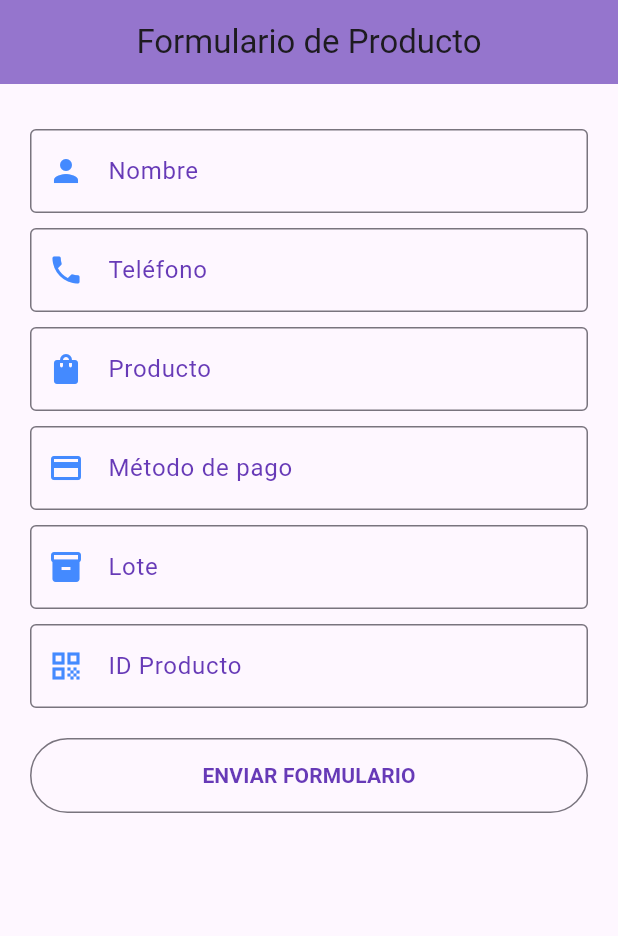
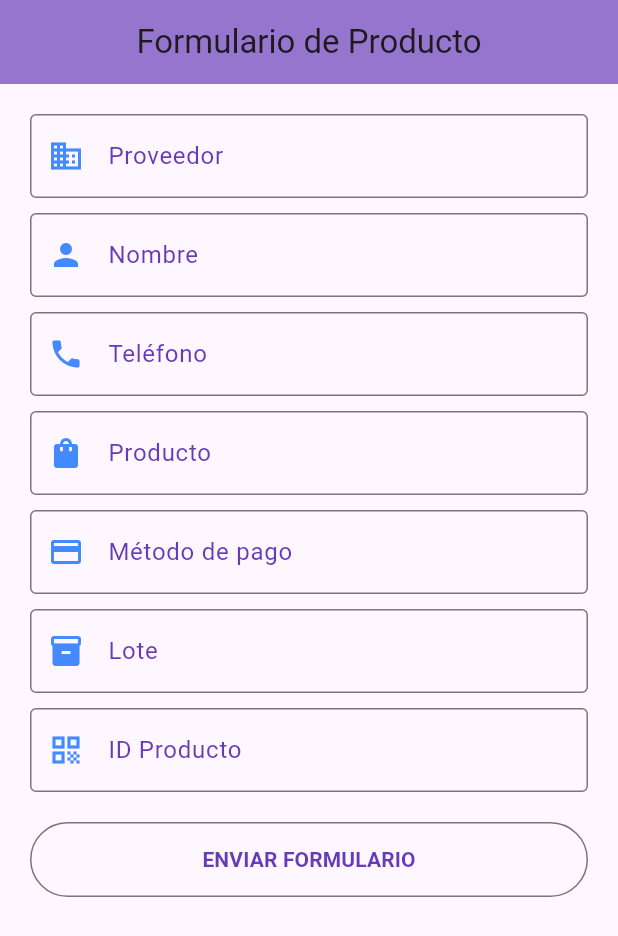
Before and after one commit to AlexisJimenez14/Act3_Jimenez, a Flutter app: the screen it shows after launch, on a phone screen of 412 x 824 dp. Shown: the top 936 px of the screen. Run offline on Flutter 3.47's test engine with Material 3 defaults, Android fonts, the phone set to English and light mode, and no system bars.

Commit message:
Update form.dart

```diff
--- a/lib/form.dart
+++ b/lib/form.dart
@@ -41,7 +41,11 @@ class _MyFormState extends State<MyForm> {
         padding: const EdgeInsets.all(20.0),
         child: ListView(
           children: [
-
+            MyTextField(
+              myController: _proveedorController,
+              fieldName: "Proveedor",
+              myIcon: Icons.business,
+            ),
             const SizedBox(height: 10),
             MyTextField(
               myController: _nombreController,
@@ -95,6 +99,7 @@ class _MyFormState extends State<MyForm> {
           context,
           MaterialPageRoute(builder: (context) {
             return Details(
+              proveedor: _proveedorController.text,
               nombre: _nombreController.text,
               telefono: _telefonoController.text,
               producto: _productoController.text,
```
